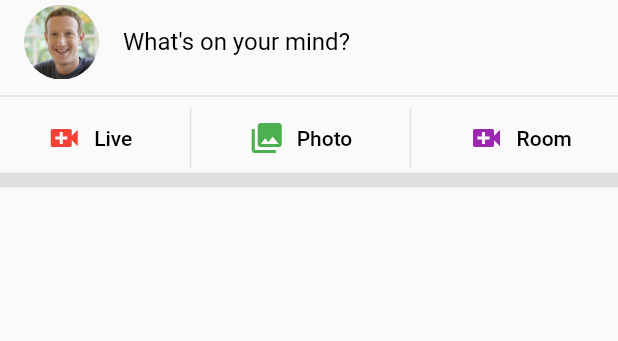
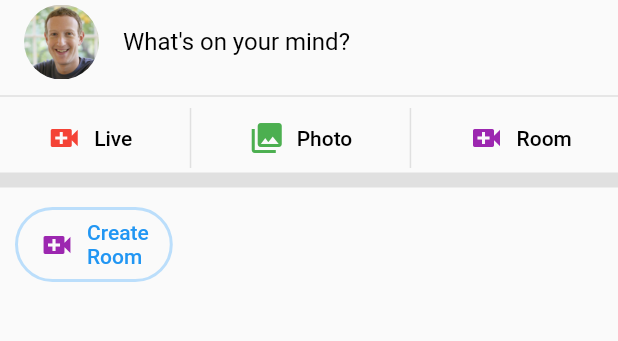
Before and after one commit to ajaypalamkunnel/facebook, a Flutter app: the screen it shows after launch, on a phone screen of 412 x 824 dp, the part 84-425 px from its top. Run offline on Flutter 3.47's test engine with Material 2 defaults, Android fonts, the light colour scheme and no system bars.

Commit message:
part 4 completed and room section button completed

```diff
--- a/lib/home.dart
+++ b/lib/home.dart
@@ -2,6 +2,7 @@
 import 'package:facebook/sections/status_section.dart';
 import 'package:facebook/widgets/app_bar_button.dart';
 import 'package:facebook/widgets/dividers.dart';
+import 'package:facebook/widgets/room_section.dart';
 
 import 'package:flutter/material.dart';
 
@@ -39,6 +40,7 @@
             thindivider,
             HeaderButtonSection(),
             thikdivider,
+            RoomSection()
           ],
         ),
       ),
--- a/lib/sections/status_section.dart
+++ b/lib/sections/status_section.dart
@@ -1,4 +1,5 @@
 import 'package:facebook/widgets/assets.dart';
+import 'package:facebook/widgets/avatar.dart';
 import 'package:flutter/material.dart';
 
 class StatusSetion extends StatelessWidget {
@@ -7,14 +8,7 @@
   @override
   Widget build(BuildContext context) {
     return ListTile(
-      leading: ClipRRect(
-        borderRadius: BorderRadius.circular(100),
-        child: Image.asset(
-          mark,
-          width: 50,
-          height: 50,
-        ),
-      ),
+      leading:Avatar(displayImage: mark) ,
       title: TextField(
         decoration: InputDecoration(
           hintText: "What's on your mind?",
--- /dev/null
+++ b/lib/widgets/avatar.dart
@@ -0,0 +1,19 @@
+import 'package:flutter/material.dart';
+
+class Avatar extends StatelessWidget {
+  final String displayImage;
+
+  Avatar({required this.displayImage}) {}
+
+  @override
+  Widget build(BuildContext context) {
+    return ClipRRect(
+      borderRadius: BorderRadius.circular(100),
+      child: Image.asset(
+        displayImage,
+        width: 50,
+        height: 50,
+      ),
+    );
+  }
+}
--- /dev/null
+++ b/lib/widgets/room_section.dart
@@ -0,0 +1,35 @@
+import 'package:flutter/material.dart';
+
+class RoomSection extends StatelessWidget {
+  const RoomSection({Key? key}) : super(key: key);
+
+  @override
+  Widget build(BuildContext context) {
+    return Container(
+      height: 70,
+      child: ListView(
+        scrollDirection: Axis.horizontal,
+        padding: EdgeInsets.all(10),
+        children: [
+          OutlinedButton.icon(
+              style: OutlinedButton.styleFrom(
+                  shape: StadiumBorder(),
+                  side: BorderSide(color: Colors.blue.shade100, width: 2)),
+              onPressed: () {
+                print("room button clicked");
+              },
+              icon: Icon(
+                Icons.video_call,
+                color: Colors.purple,
+              ),
+              label: Text(
+                "Create\nRoom",
+                style: TextStyle(
+                  color: Colors.blue,
+                ),
+              ))
+        ],
+      ),
+    );
+  }
+}
```
